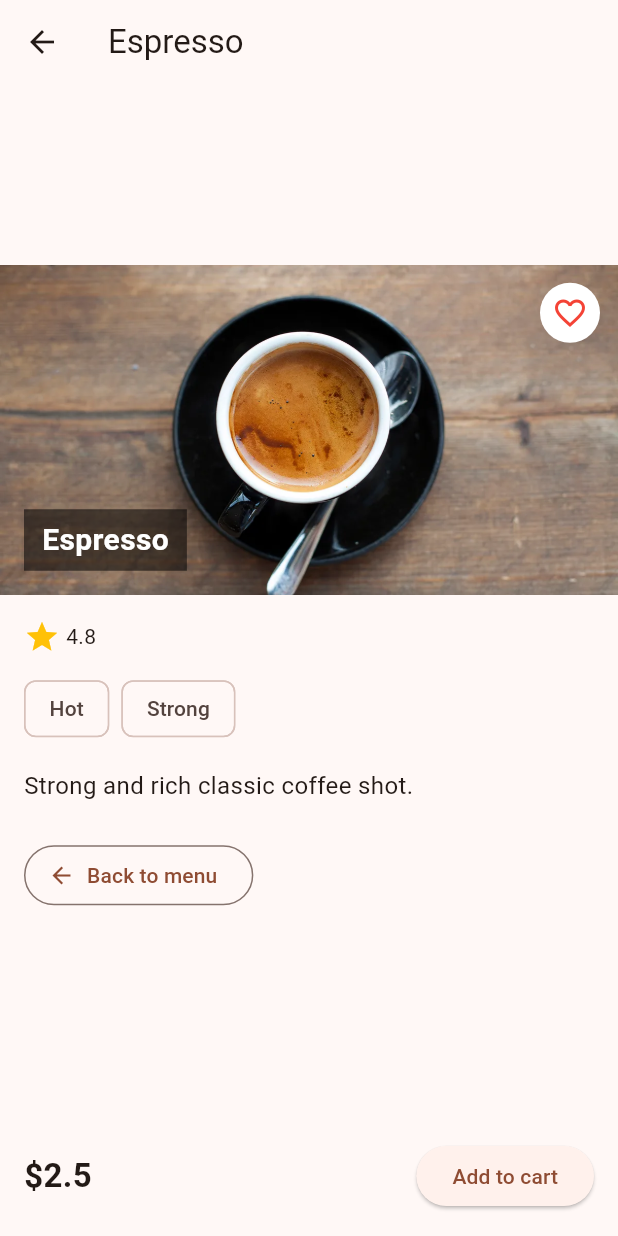
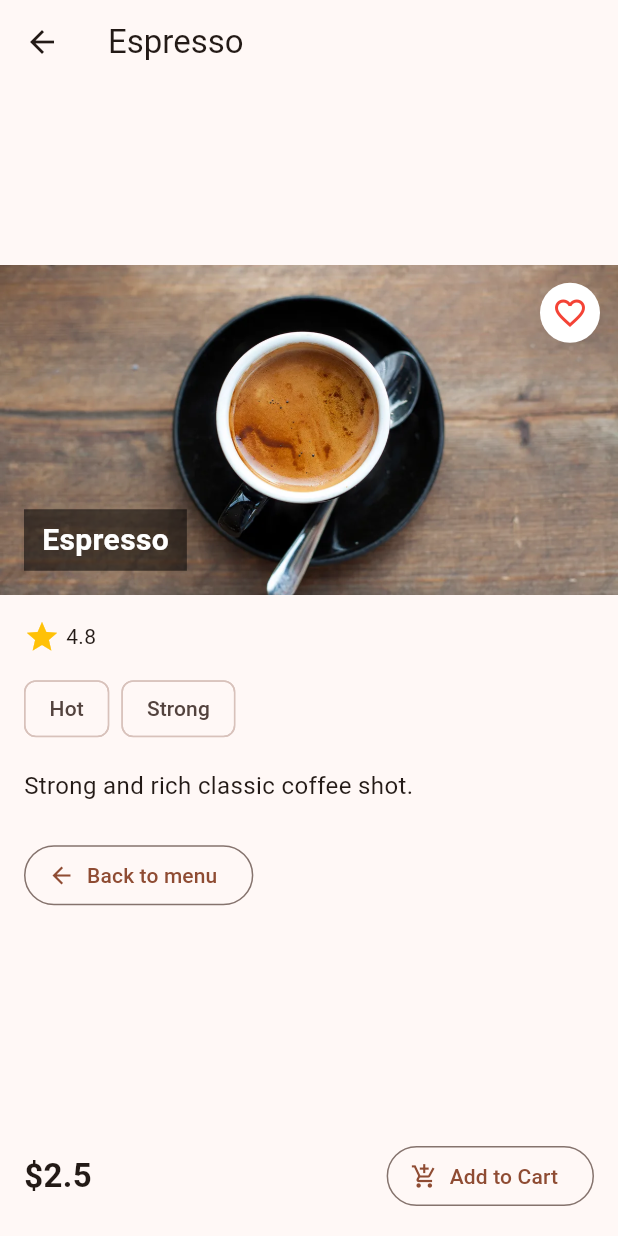
Before and after one commit to AdllYul/bean_box, a Flutter app: the DetailScreen screen opened directly with sample values from the repository, on a phone screen of 412 x 824 dp. Run offline on Flutter 3.47's test engine with Material 3 defaults, Android fonts, the phone set to English and light mode, and no system bars.

Commit message:
Lab 9: global cart with Provider

```diff
--- /dev/null
+++ b/lib/providers/cart_provider.dart
@@ -0,0 +1,46 @@
+import 'package:flutter/foundation.dart';
+import '../models/product.dart';
+
+/// Global cart state shared by every screen via Provider.
+/// Each product is either in the cart or not (toggle semantics).
+class CartProvider extends ChangeNotifier {
+  // product id -> product (keeps insertion order, no duplicates)
+  final Map<int, Product> _items = {};
+
+  List<Product> get items => List.unmodifiable(_items.values);
+
+  int get count => _items.length;
+
+  bool get isEmpty => _items.isEmpty;
+
+  double get totalPrice =>
+      _items.values.fold(0.0, (sum, product) => sum + product.price);
+
+  bool isInCart(Product product) => _items.containsKey(product.id);
+
+  void add(Product product) {
+    if (_items.containsKey(product.id)) return;
+    _items[product.id] = product;
+    notifyListeners();
+  }
+
+  void remove(Product product) {
+    if (_items.remove(product.id) != null) {
+      notifyListeners();
+    }
+  }
+
+  void toggle(Product product) {
+    if (isInCart(product)) {
+      remove(product);
+    } else {
+      add(product);
+    }
+  }
+
+  void clear() {
+    if (_items.isEmpty) return;
+    _items.clear();
+    notifyListeners();
+  }
+}
--- a/lib/screens/detail_screen.dart
+++ b/lib/screens/detail_screen.dart
@@ -1,6 +1,6 @@
 import 'package:flutter/material.dart';
 import '../models/product.dart';
-import '../models/cart.dart';
+import '../widgets/add_to_cart_button.dart';
 
 class DetailScreen extends StatefulWidget {
   final Product product;
@@ -150,15 +150,7 @@ class _DetailScreenState extends State<DetailScreen> {
                   fontWeight: FontWeight.bold,
                 ),
               ),
-              ElevatedButton(
-                onPressed: () {
-                  addToCart(product);
-                  ScaffoldMessenger.of(context).showSnackBar(
-                    SnackBar(content: Text('${product.name} added to cart')),
-                  );
-                },
-                child: const Text('Add to cart'),
-              ),
+              AddToCartButton(product: product),
             ],
           ),
         ),
--- /dev/null
+++ b/lib/widgets/add_to_cart_button.dart
@@ -0,0 +1,36 @@
+import 'package:flutter/material.dart';
+import 'package:provider/provider.dart';
+import '../models/product.dart';
+import '../providers/cart_provider.dart';
+
+/// "Add to Cart" / "In Cart" toggle for a single product.
+class AddToCartButton extends StatelessWidget {
+  final Product product;
+
+  const AddToCartButton({super.key, required this.product});
+
+  @override
+  Widget build(BuildContext context) {
+    // select: rebuild only when THIS product's in-cart state changes
+    final inCart = context.select<CartProvider, bool>(
+      (cart) => cart.isInCart(product),
+    );
+
+    void onPressed() => context.read<CartProvider>().toggle(product);
+
+    if (inCart) {
+      return FilledButton.icon(
+        key: ValueKey('cart-toggle-${product.id}'),
+        onPressed: onPressed,
+        icon: const Icon(Icons.check),
+        label: const Text('In Cart'),
+      );
+    }
+    return OutlinedButton.icon(
+      key: ValueKey('cart-toggle-${product.id}'),
+      onPressed: onPressed,
+      icon: const Icon(Icons.add_shopping_cart),
+      label: const Text('Add to Cart'),
+    );
+  }
+}
--- a/pubspec.yaml
+++ b/pubspec.yaml
@@ -34,6 +34,7 @@ dependencies:
   # The following adds the Cupertino Icons font to your application.
   # Use with the CupertinoIcons class for iOS style icons.
   cupertino_icons: ^1.0.8
+  provider: ^6.1.2
 
 dev_dependencies:
   flutter_test:
```
Also changed, not shown: lib/main.dart (+14 -2 lines), lib/models/cart.dart (deleted, +0 -22 lines), lib/screens/cart_screens.dart (+115 -33 lines), lib/screens/home_screen.dart (+7 -18 lines), lib/widgets/cart_badge_button.dart (added, +29 -0 lines), lib/widgets/product_card.dart (+15 -6 lines), pubspec.lock, 2 other files.
